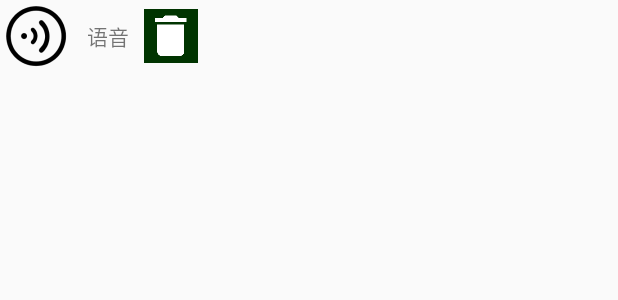
After one commit to Team2020-5-14/Diary, an Android app: the layout layout_diarysound.xml on its own in the app's theme, with its tools: preview values and no code run, on a phone screen of 412 x 824 dp. The commit adds this screen. Shown: the top 300 px of the screen. Run offline under Robolectric (Android 15) with nearby library versions, the phone set to English and light mode, and no system bars.

Commit message:
完成：实现在日记里面显示语音文件图标 完成语音文件删除按钮操作 缺陷：语音无法播放 查看总的图片时出现语音图标

```diff
--- a/app/src/main/java/com/ynu/diary/entries/diary/SaveDiaryTask.java
+++ b/app/src/main/java/com/ynu/diary/entries/diary/SaveDiaryTask.java
@@ -87,7 +87,9 @@ public class SaveDiaryTask extends AsyncTask<Long, Void, Integer> {
                 for (int i = 0; i < diaryItemHelper.getItemSize(); i++) {
                     //Copy photo from temp to diary dir
                     if (diaryItemHelper.get(i).getType() == IDairyRow.TYPE_PHOTO) {
-                        savePhoto(diaryItemHelper.get(i).getContent());
+                        savePhotoAndSound(diaryItemHelper.get(i).getContent());
+                    } else if (diaryItemHelper.get(i).getType() == IDairyRow.TYPE_SOUND) {
+                        savePhotoAndSound(diaryItemHelper.get(i).getContent());
                     }
                     //Save data
                     dbManager.insertDiaryContent(diaryItemHelper.get(i).getType(), i
@@ -123,7 +125,7 @@ public class SaveDiaryTask extends AsyncTask<Long, Void, Integer> {
         callBack.onDiarySaved();
     }
 
-    private void savePhoto(String filename) throws Exception {
+    private void savePhotoAndSound(String filename) throws Exception {
         FileManager.copy(new File(tempFileManager.getDirAbsolutePath() + "/" + filename),
                 new File(diaryFileManager.getDirAbsolutePath() + "/" + filename));
     }
--- a/app/src/main/java/com/ynu/diary/entries/diary/item/IDairyRow.java
+++ b/app/src/main/java/com/ynu/diary/entries/diary/item/IDairyRow.java
@@ -11,6 +11,7 @@ public interface IDairyRow {
     int TYPE_TEXT = 0;
     int TYPE_PHOTO = 1;
     int TYPE_WEB_BLOCK = 2;
+    int TYPE_SOUND = 3;
 
     void setContent(String content);
 
@@ -31,6 +32,7 @@ public interface IDairyRow {
 
     /**
      * get position for auto save
+     *
      * @return
      */
     int getPosition();
--- a/app/src/main/java/com/ynu/diary/shared/gui/DiaryPhotoLayout.java
+++ b/app/src/main/java/com/ynu/diary/shared/gui/DiaryPhotoLayout.java
@@ -41,7 +41,7 @@ public class DiaryPhotoLayout extends LinearLayout {
         IV_diary_photo_delete = (ImageView) v.findViewById(R.id.IV_diary_photo_delete);
     }
 
-    public void setPhotoUri( Uri photoUri) {
+    public void setPhotoUri(Uri photoUri) {
         ImageRequest request = ImageRequestBuilder.newBuilderWithSource(photoUri)
                 .setResizeOptions(new ResizeOptions(DiaryItemHelper.getVisibleWidth(getContext()),
                         DiaryItemHelper.getVisibleHeight(getContext())))
--- /dev/null
+++ b/app/src/main/res/layout/layout_diarysound.xml
@@ -0,0 +1,37 @@
+<?xml version="1.0" encoding="utf-8"?>
+<LinearLayout xmlns:android="http://schemas.android.com/apk/res/android"
+    xmlns:tools="http://schemas.android.com/tools"
+    android:layout_width="match_parent"
+    android:layout_height="match_parent"
+    android:orientation="vertical"
+    tools:ignore="UseCompoundDrawables">
+
+    <LinearLayout
+        android:layout_width="match_parent"
+        android:layout_height="wrap_content"
+        android:orientation="horizontal">
+
+        <ImageView
+            android:id="@+id/IV_diary_sound_play"
+            android:layout_width="wrap_content"
+            android:layout_height="wrap_content"
+            android:adjustViewBounds="true"
+            android:src="@drawable/ic_sound" />
+
+        <TextView
+            android:layout_width="wrap_content"
+            android:layout_height="wrap_content"
+            android:layout_gravity="center_vertical"
+            android:padding="10dp"
+            android:text="语音" />
+
+        <ImageView
+            android:id="@+id/IV_diary_sound_delete"
+            android:layout_width="wrap_content"
+            android:layout_height="wrap_content"
+            android:layout_gravity="center_vertical"
+            android:adjustViewBounds="true"
+            android:background="@color/diary_photo_layout_delete_bg"
+            android:src="@drawable/ic_delete_white_36dp" />
+    </LinearLayout>
+</LinearLayout>
```
Also changed, not shown: app/src/main/java/com/ynu/diary/entries/diary/DiaryFragment.java (+49 -0 lines), app/src/main/java/com/ynu/diary/entries/diary/item/DiarySound.java (added, +70 -0 lines), app/src/main/java/com/ynu/diary/entries/entries/DiaryViewerDialogFragment.java (+20 -0 lines), app/src/main/java/com/ynu/diary/shared/gui/DiarySoundLayout.java (added, +35 -0 lines), app/src/main/res/drawable-hdpi/ic_sound.png (added), app/src/main/res/drawable-mdpi/ic_sound.png (added), app/src/main/res/drawable-xhdpi/ic_sound.png (added), app/src/main/res/drawable-xxhdpi/ic_sound.png (added).
